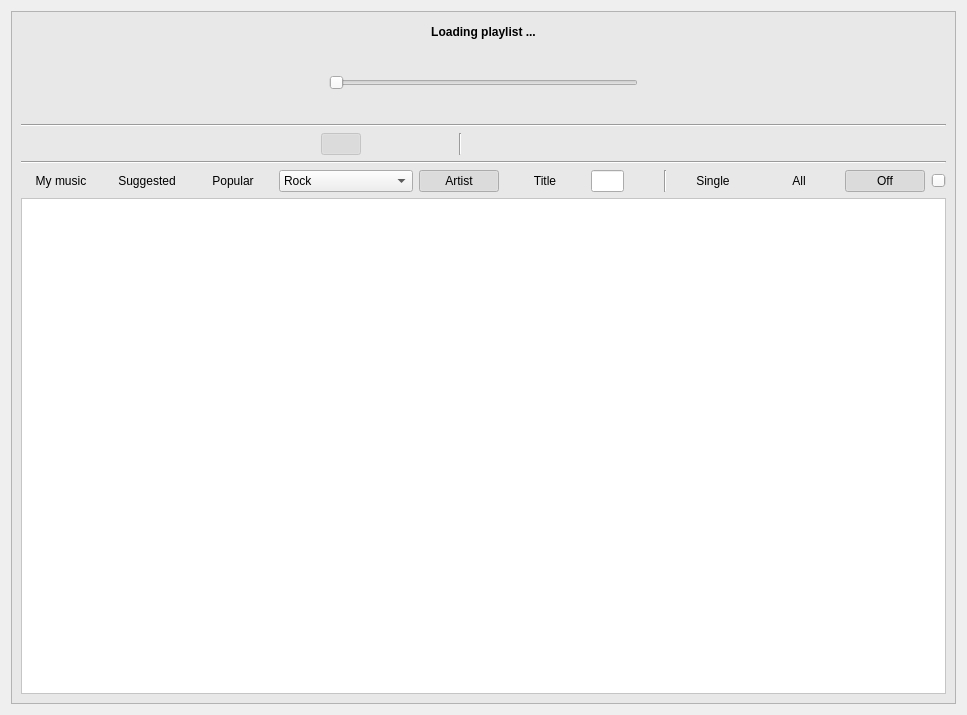
Amixp/flow, file playerwidget.ui: the form before one commit.
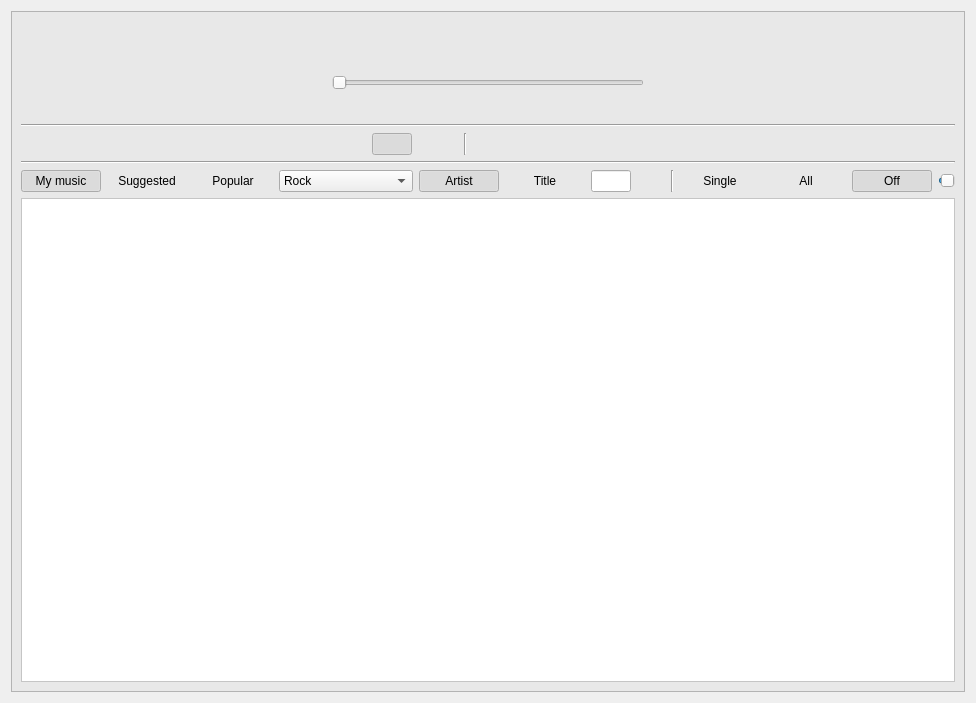
The form after the commit. Icons and pictures are not drawn. Custom widgets are drawn as their Qt base class.

Commit message: Added background playing, current playlist and other cool features

```diff
--- a/playerwidget.ui
+++ b/playerwidget.ui
@@ -6,8 +6,8 @@
    <rect>
     <x>0</x>
     <y>0</y>
-    <width>967</width>
-    <height>715</height>
+    <width>976</width>
+    <height>703</height>
    </rect>
   </property>
   <property name="windowTitle">
@@ -63,7 +63,7 @@
              </font>
             </property>
             <property name="text">
-             <string>Loading playlist ...</string>
+             <string/>
             </property>
             <property name="flat">
              <bool>true</bool>
@@ -312,7 +312,7 @@
         <item>
          <widget class="QPushButton" name="playlistButton">
           <property name="enabled">
-           <bool>false</bool>
+           <bool>true</bool>
           </property>
           <property name="toolTip">
            <string>Playlist</string>
@@ -334,7 +334,7 @@
            <bool>true</bool>
           </property>
           <property name="checked">
-           <bool>true</bool>
+           <bool>false</bool>
           </property>
           <property name="flat">
            <bool>true</bool>
@@ -363,7 +363,7 @@
            <bool>true</bool>
           </property>
           <property name="checked">
-           <bool>false</bool>
+           <bool>true</bool>
           </property>
           <property name="flat">
            <bool>true</bool>
@@ -562,7 +562,7 @@
            <bool>true</bool>
           </property>
           <property name="checked">
-           <bool>false</bool>
+           <bool>true</bool>
           </property>
           <property name="flat">
            <bool>true</bool>
```
The commit also changes 6 other files.
